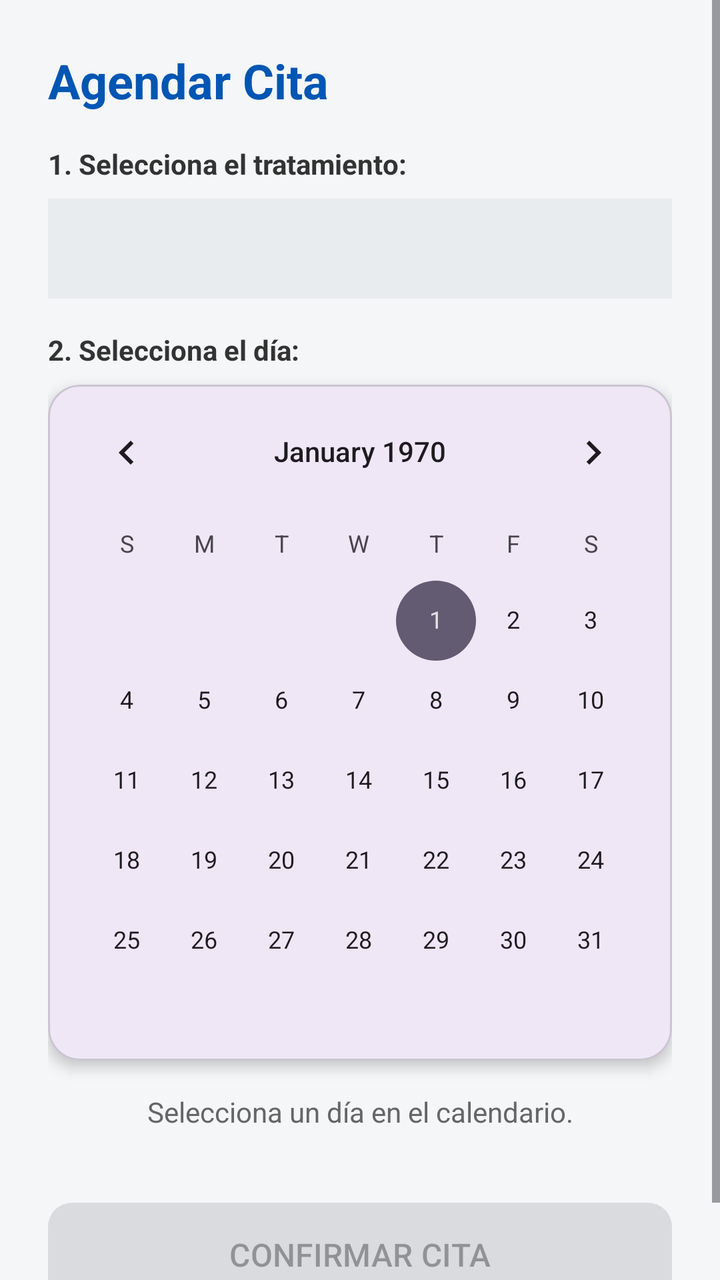
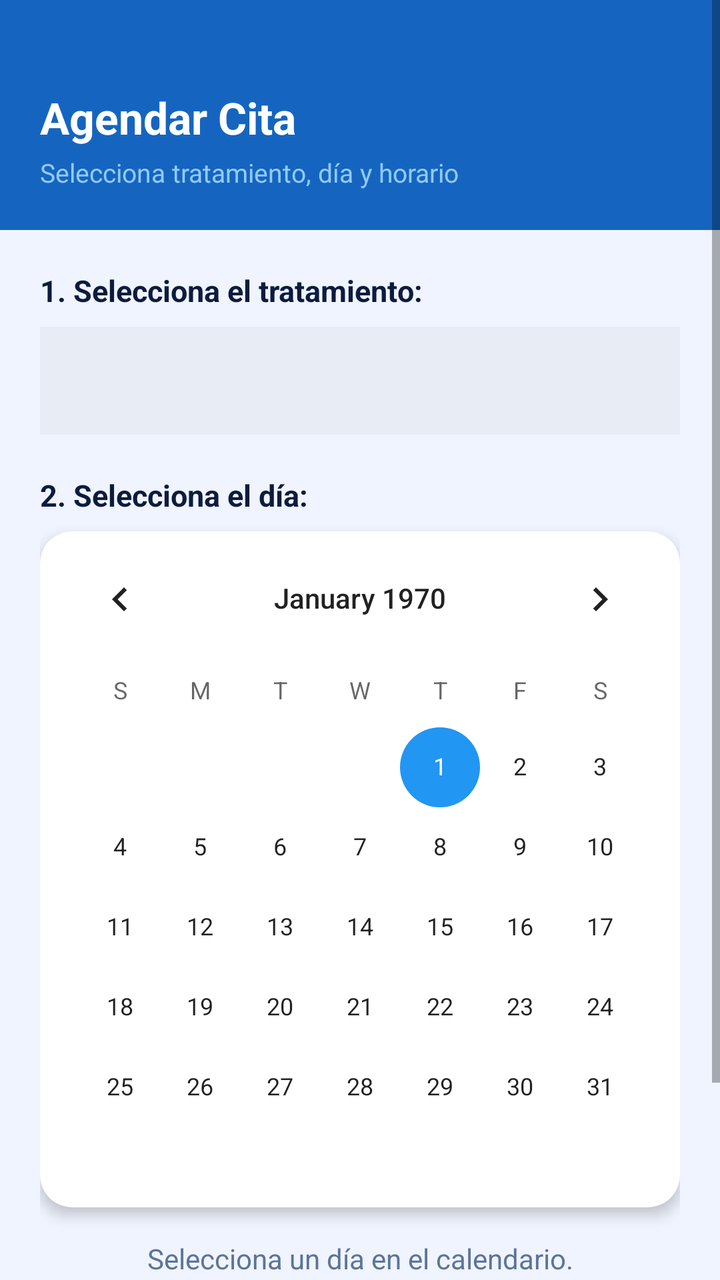

Compare the two renders of this Android layout. The source of the first and the diff that turns it into the second are given below.
<!-- AndroidManifest.xml: application theme Theme.Odontoconnect -->
<!-- res/layout/activity_agendar_cita.xml -->
<?xml version="1.0" encoding="utf-8"?>
<ScrollView xmlns:android="http://schemas.android.com/apk/res/android"
    xmlns:app="http://schemas.android.com/apk/res-auto"
    android:layout_width="match_parent"
    android:layout_height="match_parent"
    android:background="#F4F6F8"
    android:fillViewport="true">

    <LinearLayout
        android:layout_width="match_parent"
        android:layout_height="wrap_content"
        android:orientation="vertical"
        android:padding="24dp">

        <TextView
            android:layout_width="wrap_content"
            android:layout_height="wrap_content"
            android:text="Agendar Cita"
            android:textColor="#0056B3"
            android:textSize="24sp"
            android:textStyle="bold" />

        <TextView
            android:layout_width="wrap_content"
            android:layout_height="wrap_content"
            android:layout_marginTop="16dp"
            android:text="1. Selecciona el tratamiento:"
            android:textColor="#333333"
            android:textStyle="bold" />

        <Spinner
            android:id="@+id/spinnerTratamiento"
            android:layout_width="match_parent"
            android:layout_height="50dp"
            android:layout_marginTop="8dp"
            android:background="#E9ECEF" />

        <TextView
            android:layout_width="wrap_content"
            android:layout_height="wrap_content"
            android:layout_marginTop="16dp"
            android:text="2. Selecciona el día:"
            android:textColor="#333333"
            android:textStyle="bold" />

        <com.google.android.material.card.MaterialCardView
            android:layout_width="match_parent"
            android:layout_height="wrap_content"
            android:layout_marginTop="8dp"
            app:cardCornerRadius="16dp"
            app:cardElevation="4dp">

            <CalendarView
                android:id="@+id/calendarViewPaciente"
                android:layout_width="match_parent"
                android:layout_height="wrap_content" />
        </com.google.android.material.card.MaterialCardView>

        <TextView
            android:id="@+id/tvInfoDisponibilidad"
            android:layout_width="match_parent"
            android:layout_height="wrap_content"
            android:layout_marginTop="16dp"
            android:gravity="center"
            android:text="Selecciona un día en el calendario."
            android:textColor="#666666"
            android:textSize="14sp" />

        <LinearLayout
            android:id="@+id/layoutHoras"
            android:layout_width="match_parent"
            android:layout_height="wrap_content"
            android:orientation="vertical"
            android:visibility="gone"
            android:layout_marginTop="16dp">

            <TextView
                android:layout_width="wrap_content"
                android:layout_height="wrap_content"
                android:text="3. Horarios disponibles para este tratamiento:"
                android:textColor="#333333"
                android:textStyle="bold" />

            <Spinner
                android:id="@+id/spinnerHoras"
                android:layout_width="match_parent"
                android:layout_height="50dp"
                android:layout_marginTop="8dp"
                android:background="#E9ECEF" />
        </LinearLayout>

        <com.google.android.material.button.MaterialButton
            android:id="@+id/btnConfirmarCita"
            android:layout_width="match_parent"
            android:layout_height="60dp"
            android:layout_marginTop="32dp"
            android:enabled="false"
            android:text="CONFIRMAR CITA"
            android:textSize="16sp"
            app:cornerRadius="12dp" />

    </LinearLayout>
</ScrollView>
<!-- resources referenced by this layout -->
<resources>
  <style name="Theme.Odontoconnect" parent="Base.Theme.Odontoconnect" />
  <style name="Base.Theme.Odontoconnect" parent="Theme.Material3.DayNight.NoActionBar">
          
          
      </style>
</resources>

<!-- the commit's change to res/layout/activity_agendar_cita.xml (unified diff, before → after) -->
@@ -3,101 +3,141 @@
     xmlns:app="http://schemas.android.com/apk/res-auto"
     android:layout_width="match_parent"
     android:layout_height="match_parent"
-    android:background="#F4F6F8"
+    android:background="@color/fondo_app"
     android:fillViewport="true">
 
     <LinearLayout
         android:layout_width="match_parent"
         android:layout_height="wrap_content"
-        android:orientation="vertical"
-        android:padding="24dp">
+        android:orientation="vertical">
 
-        <TextView
-            android:layout_width="wrap_content"
-            android:layout_height="wrap_content"
-            android:text="Agendar Cita"
-            android:textColor="#0056B3"
-            android:textSize="24sp"
-            android:textStyle="bold" />
-
-        <TextView
-            android:layout_width="wrap_content"
-            android:layout_height="wrap_content"
-            android:layout_marginTop="16dp"
-            android:text="1. Selecciona el tratamiento:"
-            android:textColor="#333333"
-            android:textStyle="bold" />
-
-        <Spinner
-            android:id="@+id/spinnerTratamiento"
-            android:layout_width="match_parent"
-            android:layout_height="50dp"
-            android:layout_marginTop="8dp"
-            android:background="#E9ECEF" />
-
-        <TextView
-            android:layout_width="wrap_content"
-            android:layout_height="wrap_content"
-            android:layout_marginTop="16dp"
-            android:text="2. Selecciona el día:"
-            android:textColor="#333333"
-            android:textStyle="bold" />
-
-        <com.google.android.material.card.MaterialCardView
+        
+        <LinearLayout
             android:layout_width="match_parent"
             android:layout_height="wrap_content"
-            android:layout_marginTop="8dp"
-            app:cardCornerRadius="16dp"
-            app:cardElevation="4dp">
+            android:background="@color/azul_primario"
+            android:orientation="vertical"
+            android:paddingTop="44dp"
+            android:paddingBottom="20dp"
+            android:paddingHorizontal="20dp">
 
-            <CalendarView
-                android:id="@+id/calendarViewPaciente"
-                android:layout_width="match_parent"
-                android:layout_height="wrap_content" />
-        </com.google.android.material.card.MaterialCardView>
-
-        <TextView
-            android:id="@+id/tvInfoDisponibilidad"
-            android:layout_width="match_parent"
-            android:layout_height="wrap_content"
-            android:layout_marginTop="16dp"
-            android:gravity="center"
-            android:text="Selecciona un día en el calendario."
-            android:textColor="#666666"
-            android:textSize="14sp" />
-
-        <LinearLayout
-            android:id="@+id/layoutHoras"
-            android:layout_width="match_parent"
-            android:layout_height="wrap_content"
-            android:orientation="vertical"
-            android:visibility="gone"
-            android:layout_marginTop="16dp">
+            
+            <TextView
+                android:id="@+id/tvTituloAgendar"
+                android:layout_width="wrap_content"
+                android:layout_height="wrap_content"
+                android:text="Agendar Cita"
+                android:textColor="@color/blanco"
+                android:textSize="22sp"
+                android:textStyle="bold"
+                android:lineSpacingMultiplier="1.3"/>
 
             <TextView
                 android:layout_width="wrap_content"
                 android:layout_height="wrap_content"
-                android:text="3. Horarios disponibles para este tratamiento:"
-                android:textColor="#333333"
-                android:textStyle="bold" />
+                android:layout_marginTop="4dp"
+                android:text="Selecciona tratamiento, día y horario"
+                android:textColor="#90CAF9"
+                android:textSize="13sp"/>
+        </LinearLayout>
+
+        <LinearLayout
+            android:layout_width="match_parent"
+            android:layout_height="wrap_content"
+            android:orientation="vertical"
+            android:padding="20dp">
+
+            
+            <TextView
+                android:layout_width="wrap_content"
+                android:layout_height="wrap_content"
+                android:text="1. Selecciona el tratamiento:"
+                android:textColor="@color/texto_primario"
+                android:textSize="15sp"
+                android:textStyle="bold"
+                android:layout_marginBottom="8dp"/>
 
             <Spinner
-                android:id="@+id/spinnerHoras"
+                android:id="@+id/spinnerTratamiento"
                 android:layout_width="match_parent"
-                android:layout_height="50dp"
+                android:layout_height="54dp"
+                android:layout_marginBottom="20dp"
+                android:background="@color/gris_claro"
+                android:padding="8dp"/>
+
+            
+            <TextView
+                android:layout_width="wrap_content"
+                android:layout_height="wrap_content"
+                android:text="2. Selecciona el día:"
+                android:textColor="@color/texto_primario"
+                android:textSize="15sp"
+                android:textStyle="bold"
+                android:layout_marginBottom="8dp"/>
+
+            <androidx.cardview.widget.CardView
+                android:layout_width="match_parent"
+                android:layout_height="wrap_content"
+                android:layout_marginBottom="16dp"
+                app:cardCornerRadius="16dp"
+                app:cardElevation="4dp">
+
+                <CalendarView
+                    android:id="@+id/calendarViewPaciente"
+                    android:layout_width="match_parent"
+                    android:layout_height="wrap_content"/>
+            </androidx.cardview.widget.CardView>
+
+            
+            <TextView
+                android:id="@+id/tvInfoDisponibilidad"
+                android:layout_width="match_parent"
+                android:layout_height="wrap_content"
+                android:gravity="center"
+                android:text="Selecciona un día en el calendario."
+                android:textColor="@color/texto_secundario"
+                android:textSize="14sp"
+                android:layout_marginBottom="16dp"/>
+
+            
+            <LinearLayout
+                android:id="@+id/layoutHoras"
+                android:layout_width="match_parent"
+                android:layout_height="wrap_content"
+                android:orientation="vertical"
+                android:visibility="gone"
+                android:layout_marginBottom="16dp">
+
+                <TextView
+                    android:layout_width="wrap_content"
+                    android:layout_height="wrap_content"
+                    android:text="3. Selecciona el horario:"
+                    android:textColor="@color/texto_primario"
+                    android:textSize="15sp"
+                    android:textStyle="bold"
+                    android:layout_marginBottom="8dp"/>
+
+                <Spinner
+                    android:id="@+id/spinnerHoras"
+                    android:layout_width="match_parent"
+                    android:layout_height="54dp"
+                    android:background="@color/gris_claro"
+                    android:padding="8dp"/>
+            </LinearLayout>
+
+            
+            <com.google.android.material.button.MaterialButton
+                android:id="@+id/btnConfirmarCita"
+                android:layout_width="match_parent"
+                android:layout_height="54dp"
                 android:layout_marginTop="8dp"
-                android:background="#E9ECEF" />
+                android:layout_marginBottom="20dp"
+                android:enabled="false"
+                android:text="CONFIRMAR CITA"
+                android:textSize="16sp"
+                app:backgroundTint="@color/azul_primario"
+                app:cornerRadius="14dp"/>
+
         </LinearLayout>
-
-        <com.google.android.material.button.MaterialButton
-            android:id="@+id/btnConfirmarCita"
-            android:layout_width="match_parent"
-            android:layout_height="60dp"
-            android:layout_marginTop="32dp"
-            android:enabled="false"
-            android:text="CONFIRMAR CITA"
-            android:textSize="16sp"
-            app:cornerRadius="12dp" />
-
     </LinearLayout>
 </ScrollView>
<!-- resource entries referenced after the edit -->
@@ -1,9 +1,38 @@
 <!-- resources referenced by this layout -->
 <resources>
-  <style name="Theme.Odontoconnect" parent="Base.Theme.Odontoconnect" />
-  <style name="Base.Theme.Odontoconnect" parent="Theme.Material3.DayNight.NoActionBar">
-          
-          
+  <color name="azul_primario">#1565C0</color>
+  <color name="blanco">#FFFFFF</color>
+  <color name="fondo_app">#F0F4FF</color>
+  <color name="gris_claro">#E8EDF5</color>
+  <color name="texto_primario">#0D1B3E</color>
+  <color name="texto_secundario">#5C7499</color>
+  <style name="Theme.Odontoconnect" parent="Theme.MaterialComponents.Light.NoActionBar">
+          <item name="colorPrimary">@color/azul_primario</item>
+          <item name="colorPrimaryVariant">@color/azul_oscuro</item>
+          <item name="colorOnPrimary">@color/blanco</item>
+          <item name="colorSecondary">@color/azul_acento</item>
+          <item name="colorOnSecondary">@color/blanco</item>
+          <item name="android:windowBackground">@color/fondo_app</item>
+          <item name="android:statusBarColor">@color/azul_oscuro</item>
+          <item name="materialButtonStyle">@style/BotonAzul</item>
+          <item name="materialCardViewStyle">@style/CardAzul</item>
       </style>
+  <color name="azul_oscuro">#0D47A1</color>
+  <color name="azul_acento">#2196F3</color>
+  <style name="BotonAzul" parent="Widget.MaterialComponents.Button">
+          <item name="backgroundTint">@color/azul_primario</item>
+          <item name="android:textColor">@color/blanco</item>
+          <item name="cornerRadius">14dp</item>
+          <item name="android:textStyle">bold</item>
+          <item name="android:letterSpacing">0.05</item>
+      </style>
+  <style name="CardAzul" parent="Widget.MaterialComponents.CardView">
+          <item name="cardCornerRadius">16dp</item>
+          <item name="cardElevation">4dp</item>
+          <item name="cardBackgroundColor">@color/fondo_card</item>
+          <item name="strokeColor">@color/gris_claro</item>
+          <item name="strokeWidth">1dp</item>
+      </style>
+  <color name="fondo_card">#FFFFFF</color>
 </resources>
 
